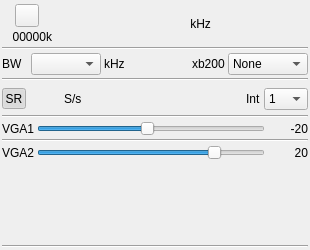
Before: the Qt Designer form plugins/samplesink/bladerf1output/bladerf1outputgui.ui in f4exb/sdrangel, drawn with Qt 5.
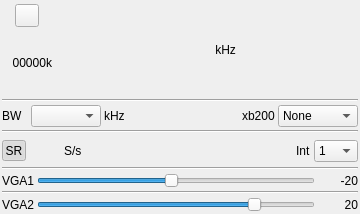
After: the same form once the commit is applied. Icons and pictures are not drawn. Custom widgets are drawn as their Qt base class.

```diff
--- a/plugins/samplesink/bladerf1output/bladerf1outputgui.ui
+++ b/plugins/samplesink/bladerf1output/bladerf1outputgui.ui
@@ -6,8 +6,8 @@
    <rect>
     <x>0</x>
     <y>0</y>
-    <width>310</width>
-    <height>250</height>
+    <width>360</width>
+    <height>214</height>
    </rect>
   </property>
   <property name="sizePolicy">
@@ -18,8 +18,8 @@
   </property>
   <property name="minimumSize">
    <size>
-    <width>310</width>
-    <height>250</height>
+    <width>360</width>
+    <height>0</height>
    </size>
   </property>
   <property name="font">
@@ -548,30 +548,6 @@
      </item>
     </layout>
    </item>
-   <item>
-    <layout class="QHBoxLayout" name="padLayout">
-     <item>
-      <spacer name="verticalPadSpacer">
-       <property name="orientation">
-        <enum>Qt::Vertical</enum>
-       </property>
-       <property name="sizeHint" stdset="0">
-        <size>
-         <width>20</width>
-         <height>40</height>
-        </size>
-       </property>
-      </spacer>
-     </item>
-    </layout>
-   </item>
-   <item>
-    <widget class="Line" name="line_vga2">
-     <property name="orientation">
-      <enum>Qt::Horizontal</enum>
-     </property>
-    </widget>
-   </item>
   </layout>
  </widget>
  <customwidgets>
```
